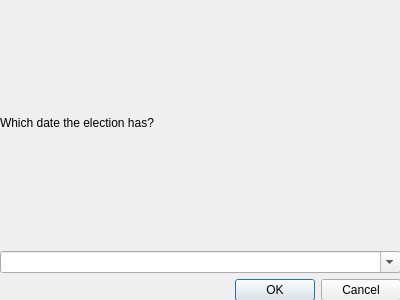
Above: DatabaseDialog.ui from martin-kritzl/5BHIT-Wienwahl before the change. Below: the same form after it.
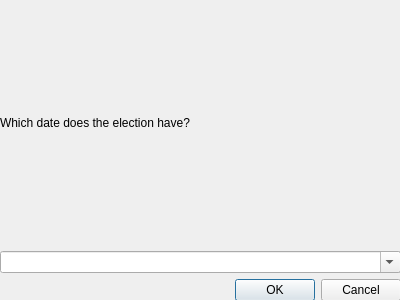
That is the form after the change.

```diff
--- a/DatabaseDialog.ui
+++ b/DatabaseDialog.ui
@@ -33,7 +33,7 @@
     <item row="0" column="0">
      <widget class="QLabel" name="label">
       <property name="text">
-       <string>Which date the election has?</string>
+       <string>Which date does the election have?</string>
       </property>
      </widget>
     </item>
```
